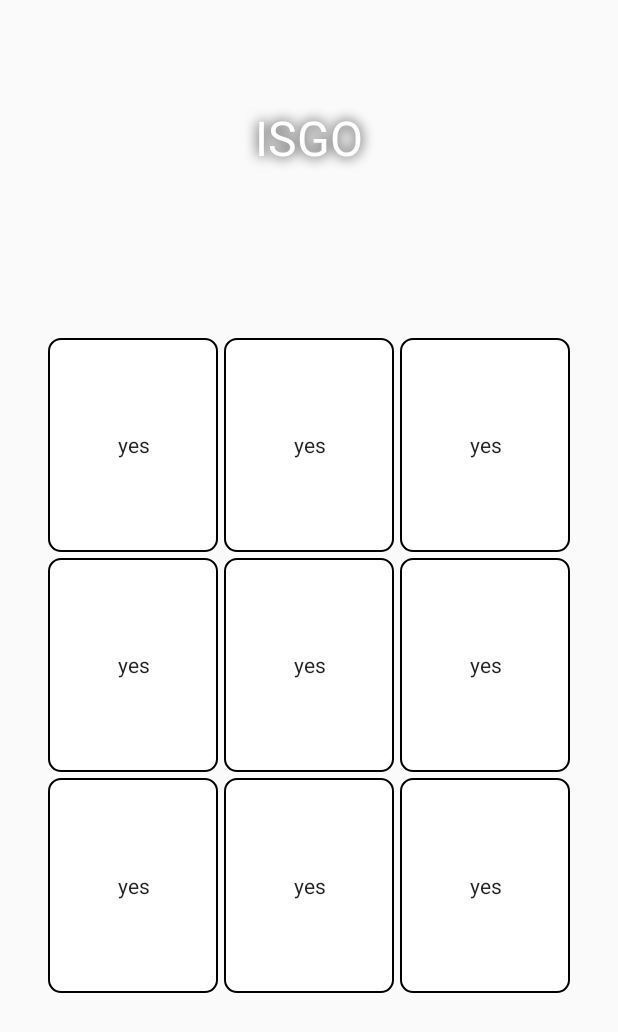
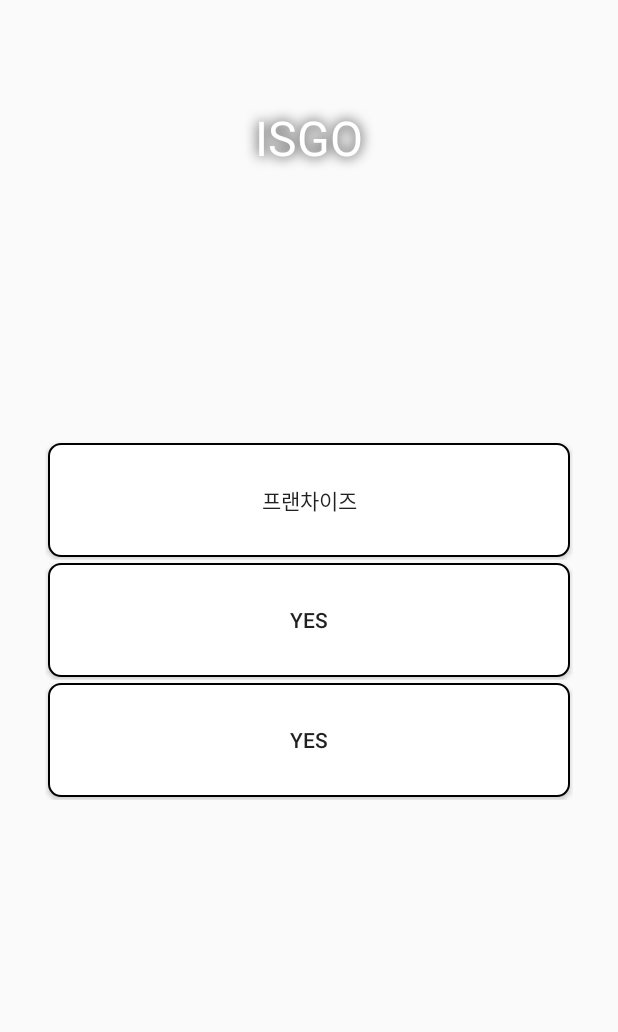
Before and after one commit to WeGlonD/gogo, an Android app: the screen it shows after launch (MainActivity), on a phone screen of 412 x 824 dp. Shown: the top 1032 px of the screen. Run offline under Robolectric (Android 15) with nearby library versions, the phone set to English and light mode, and no system bars.

```diff
--- a/app/build.gradle
+++ b/app/build.gradle
@@ -59,6 +59,8 @@ dependencies {
     implementation 'androidx.compose.ui:ui-tooling-preview'
     implementation 'androidx.compose.material3:material3'
     implementation 'androidx.appcompat:appcompat:1.6.1'
+    implementation 'com.google.android.material:material:1.7.0'
+    implementation 'androidx.viewpager2:viewpager2:1.0.0'
     testImplementation 'junit:junit:4.13.2'
     androidTestImplementation 'androidx.test.ext:junit:1.1.5'
     androidTestImplementation 'androidx.test.espresso:espresso-core:3.5.1'
--- a/app/src/main/res/layout/activity_main.xml
+++ b/app/src/main/res/layout/activity_main.xml
@@ -27,38 +27,36 @@
         android:layout_width="match_parent"
         android:layout_height="match_parent"
         android:orientation="vertical">
+
         <LinearLayout
             android:layout_width="match_parent"
-            android:layout_height="0dp"
-            android:layout_weight="1"
+            android:layout_height="80dp"
             android:layout_marginStart="30dp"
-            android:layout_marginTop="100dp"
-            android:layout_marginEnd="30dp"
-            android:orientation="horizontal">
+            android:layout_marginTop="170dp"
+            android:layout_marginEnd="30dp">
 
-            <androidx.appcompat.widget.AppCompatButton
-                android:id="@+id/button11"
+            <Button
+                android:id="@+id/button01"
                 android:layout_width="0dp"
                 android:layout_height="match_parent"
                 android:layout_margin="2dp"
                 android:layout_weight="1"
                 android:background="@drawable/round_bt"
                 android:gravity="center"
-                android:text="yes" />
+                android:text="프랜차이즈" />
 
-            <androidx.appcompat.widget.AppCompatButton
+        </LinearLayout>
+
+        <LinearLayout
+            android:layout_width="match_parent"
+            android:layout_height="80dp"
+            android:layout_marginStart="30dp"
+            android:layout_marginEnd="30dp"
+            android:orientation="horizontal">
+
+            <Button
                 android:background="@drawable/round_bt"
-                android:id="@+id/button12"
-                android:layout_width="0dp"
-                android:layout_height="match_parent"
-                android:layout_margin="2dp"
-                android:layout_weight="1"
-                android:gravity="center"
-                android:text="yes" />
-
-            <androidx.appcompat.widget.AppCompatButton
-                android:background="@drawable/round_bt"
-                android:id="@+id/button13"
+                android:id="@+id/button02"
                 android:layout_width="0dp"
                 android:layout_height="match_parent"
                 android:layout_margin="2dp"
@@ -70,82 +68,22 @@
 
         <LinearLayout
             android:layout_width="match_parent"
-            android:layout_height="0dp"
-            android:layout_weight="1"
+            android:layout_height="80dp"
             android:layout_marginStart="30dp"
             android:layout_marginEnd="30dp"
+            android:layout_marginBottom="160dp"
             android:orientation="horizontal">
 
-            <androidx.appcompat.widget.AppCompatButton
+            <Button
                 android:background="@drawable/round_bt"
-                android:id="@+id/button21"
+                android:id="@+id/button03"
                 android:layout_width="0dp"
                 android:layout_height="match_parent"
                 android:layout_margin="2dp"
                 android:layout_weight="1"
                 android:gravity="center"
-                android:text="yes" />
-
-            <androidx.appcompat.widget.AppCompatButton
-                android:background="@drawable/round_bt"
-                android:id="@+id/button22"
-                android:layout_width="0dp"
-                android:layout_height="match_parent"
-                android:layout_margin="2dp"
-                android:layout_weight="1"
-                android:gravity="center"
-                android:text="yes" />
-
-            <androidx.appcompat.widget.AppCompatButton
-                android:background="@drawable/round_bt"
-                android:id="@+id/button23"
-                android:layout_width="0dp"
-                android:layout_height="match_parent"
-                android:layout_margin="2dp"
-                android:layout_weight="1"
-                android:gravity="center"
-                android:text="yes" />
-
-        </LinearLayout>
-
-        <LinearLayout
-            android:layout_width="match_parent"
-            android:layout_height="0dp"
-            android:layout_weight="1"
-            android:layout_marginStart="30dp"
-            android:layout_marginEnd="30dp"
-            android:layout_marginBottom="160dp"
-            android:orientation="horizontal">
-
-            <androidx.appcompat.widget.AppCompatButton
-                android:background="@drawable/round_bt"
-                android:id="@+id/button31"
-                android:layout_width="0dp"
-                android:layout_height="match_parent"
-                android:layout_margin="2dp"
-                android:layout_weight="1"
-                android:gravity="center"
-                android:text="yes" />
-
-            <androidx.appcompat.widget.AppCompatButton
-                android:background="@drawable/round_bt"
-                android:id="@+id/button32"
-                android:layout_width="0dp"
-                android:layout_height="match_parent"
-                android:layout_margin="2dp"
-                android:layout_weight="1"
-                android:gravity="center"
-                android:text="yes" />
-
-            <androidx.appcompat.widget.AppCompatButton
-                android:background="@drawable/round_bt"
-                android:id="@+id/button33"
-                android:layout_width="0dp"
-                android:layout_height="match_parent"
-                android:layout_margin="2dp"
-                android:layout_weight="1"
-                android:gravity="center"
-                android:text="yes" />
+                android:text="yes"
+                tools:ignore="HardcodedText" />
 
         </LinearLayout>
     </LinearLayout>
--- a/app/src/main/res/values/strings.xml
+++ b/app/src/main/res/values/strings.xml
@@ -1,3 +1,5 @@
 <resources>
     <string name="app_name">gogo</string>
+    <!-- TODO: Remove or change this placeholder text -->
+    <string name="hello_blank_fragment">Hello blank fragment</string>
 </resources>
--- a/app/src/main/res/values/themes.xml
+++ b/app/src/main/res/values/themes.xml
@@ -1,5 +1,4 @@
 <?xml version="1.0" encoding="utf-8"?>
 <resources>
-
-    <style name="Theme.Gogo" parent="android:Theme.Material.Light.NoActionBar" />
+    <style name="Theme.Gogo" parent="Theme.AppCompat.Light.DarkActionBar" />
 </resources>
```
Also changed, not shown: app/src/main/AndroidManifest.xml (+11 -9 lines), app/src/main/java/com/example/gogo/FirstActivity.kt (added, +22 -0 lines), app/src/main/java/com/example/gogo/MainActivity.kt (+3 -11 lines), app/src/main/java/com/example/gogo/McActivity.kt (added, +55 -0 lines), app/src/main/java/com/example/gogo/SecondActivity.kt (deleted, +0 -18 lines), app/src/main/java/com/example/gogo/ZeroActivity.kt (deleted, +0 -30 lines), app/src/main/res/layout/activity_first.xml (added, +152 -0 lines), app/src/main/res/layout/activity_mc.xml (added, +20 -0 lines), app/src/main/res/layout/activity_second.xml (deleted, +0 -16 lines), app/src/main/res/layout/activity_zero.xml (deleted, +0 -89 lines).
